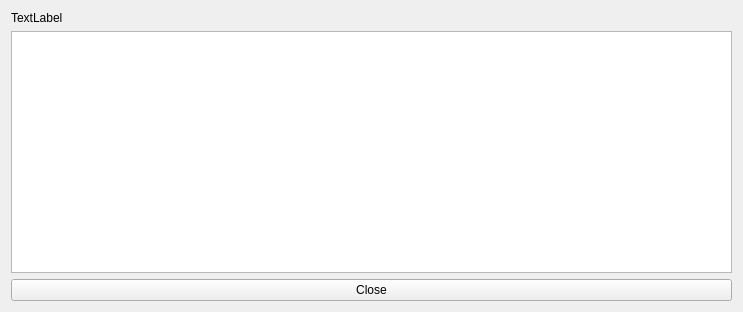
The window that HDF5_BLS_GUI/HelpFunction/UI/help_function.ui (bio-brillouin/HDF5_BLS) describes before a commit, drawn with Qt 5.
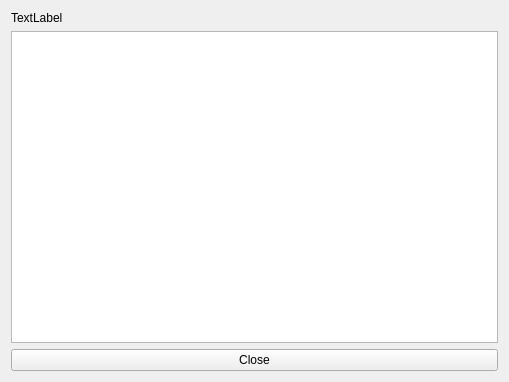
The same window after the commit.

Commit message: Added ability to merge measure groups from a root group to a dataset. Automated the width of the column of the treeview to the maximal text size.

Patch:
```diff
--- a/HDF5_BLS_GUI/HelpFunction/UI/help_function.ui
+++ b/HDF5_BLS_GUI/HelpFunction/UI/help_function.ui
@@ -6,8 +6,8 @@
    <rect>
     <x>0</x>
     <y>0</y>
-    <width>743</width>
-    <height>312</height>
+    <width>509</width>
+    <height>382</height>
    </rect>
   </property>
   <property name="windowTitle">
@@ -22,7 +22,14 @@
     </widget>
    </item>
    <item row="1" column="0">
-    <widget class="QTextBrowser" name="text_docstring"/>
+    <widget class="QTextBrowser" name="text_docstring">
+     <property name="minimumSize">
+      <size>
+       <width>485</width>
+       <height>300</height>
+      </size>
+     </property>
+    </widget>
    </item>
    <item row="2" column="0">
     <widget class="QPushButton" name="b_close">
```
Left out of the diff: 2 changed lines with no effect on the pictures. The commit also changes 37 other files.
